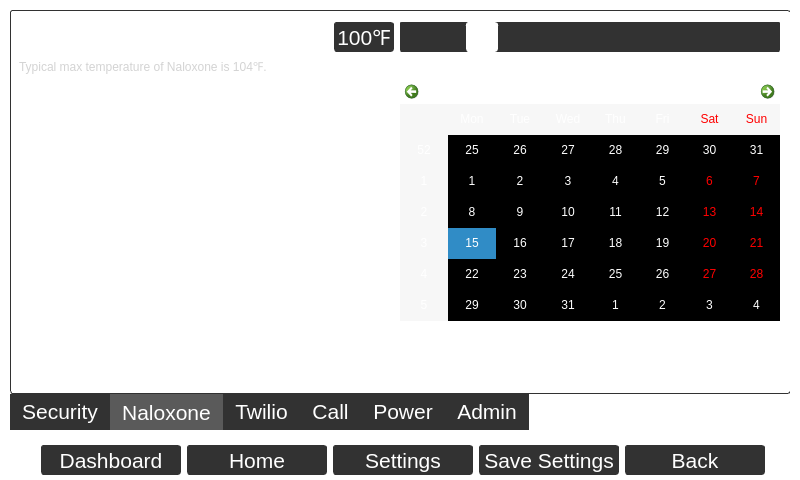
First picture: the form in oobe_qt/door_close_window.ui, repository zyl120/Naloxone_Safety_Kit, before the edit.
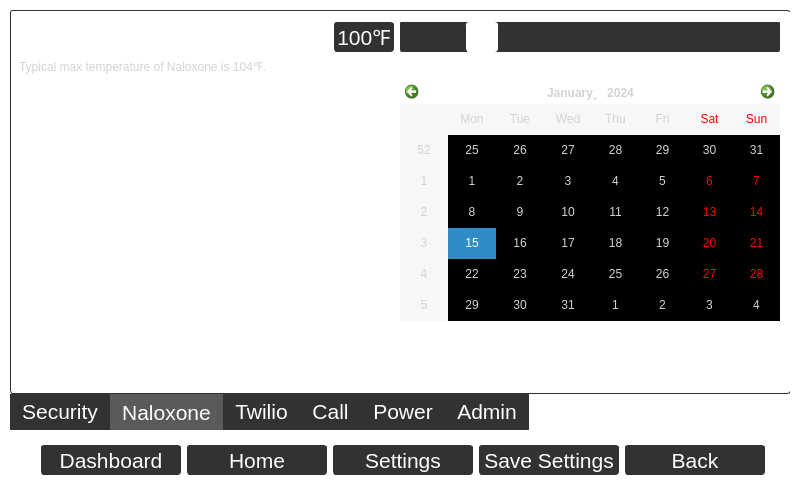
Second picture: the form after the edit.

Commit message: adjust calendar text color

Patch:
```diff
--- a/oobe_qt/door_close_window.ui
+++ b/oobe_qt/door_close_window.ui
@@ -2244,7 +2244,7 @@
                    </size>
                   </property>
                   <property name="styleSheet">
-                   <string notr="true">color:white</string>
+                   <string notr="true">color:lightgrey</string>
                   </property>
                  </widget>
                 </item>
```
The commit also changes 2 other files.
